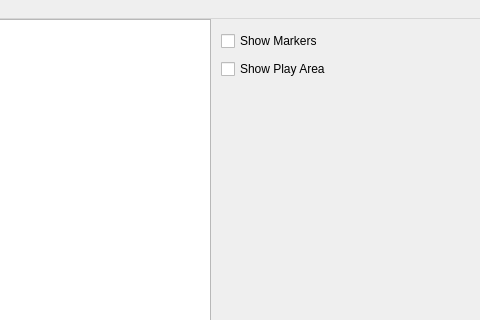
Qt form humanpatterns.ui (ajhalme/human-patterns) before a commit; both pictures show x 579 to 1059 and y 0 to 320 of the 1059 by 600 pixel window.
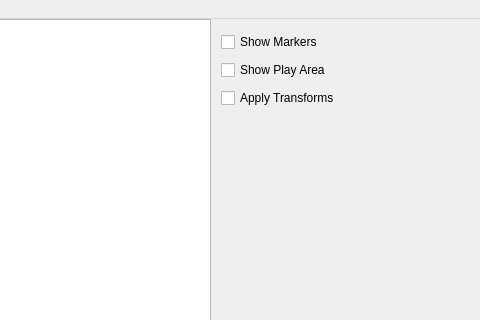
The same form after that commit.

What changed in the file:
```diff
--- a/humanpatterns.ui
+++ b/humanpatterns.ui
@@ -67,9 +67,9 @@
     <property name="geometry">
      <rect>
       <x>800</x>
-      <y>10</y>
-      <width>131</width>
-      <height>54</height>
+      <y>11</y>
+      <width>147</width>
+      <height>83</height>
      </rect>
     </property>
     <layout class="QVBoxLayout" name="verticalLayout">
@@ -87,6 +87,13 @@
        </property>
       </widget>
      </item>
+     <item>
+      <widget class="QCheckBox" name="applyTransformsCheckBox">
+       <property name="text">
+        <string>Apply Transforms</string>
+       </property>
+      </widget>
+     </item>
     </layout>
    </widget>
   </widget>
```
